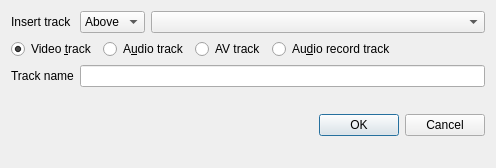
KDE/kdenlive, file src/ui/addtrack_ui.ui: the form before one commit.
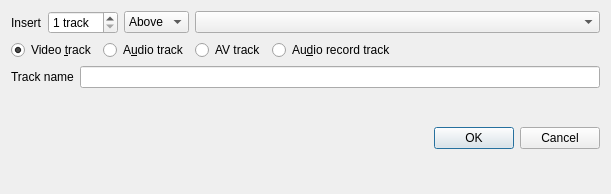
The form after the commit. Custom widgets are drawn as their Qt base class.

Commit message: Allow inserting several tracks in one step. Related to #382

Patch:
```diff
--- a/src/ui/addtrack_ui.ui
+++ b/src/ui/addtrack_ui.ui
@@ -6,39 +6,32 @@
    <rect>
     <x>0</x>
     <y>0</y>
-    <width>496</width>
-    <height>168</height>
+    <width>611</width>
+    <height>194</height>
    </rect>
   </property>
   <property name="windowTitle">
    <string>Dialog</string>
   </property>
   <layout class="QGridLayout" name="gridLayout">
-   <item row="0" column="0">
-    <widget class="QLabel" name="label">
-     <property name="text">
-      <string>Insert track</string>
-     </property>
-    </widget>
-   </item>
-   <item row="0" column="1">
-    <widget class="KComboBox" name="before_select">
+   <item row="2" column="0" colspan="4">
+    <layout class="QHBoxLayout" name="horizontalLayout_2">
      <item>
-      <property name="text">
-       <string>Above</string>
-      </property>
+      <widget class="QLabel" name="name_label">
+       <property name="text">
+        <string>Track name</string>
+       </property>
+      </widget>
      </item>
      <item>
-      <property name="text">
-       <string>Under</string>
-      </property>
+      <widget class="QLineEdit" name="track_name"/>
      </item>
-    </widget>
+    </layout>
    </item>
-   <item row="0" column="2">
+   <item row="0" column="3">
     <widget class="KComboBox" name="comboTracks"/>
    </item>
-   <item row="1" column="0" colspan="3">
+   <item row="1" column="0" colspan="4">
     <layout class="QHBoxLayout" name="horizontalLayout">
      <item>
       <widget class="QRadioButton" name="video_track">
@@ -86,17 +79,14 @@
      </item>
     </layout>
    </item>
-   <item row="2" column="0">
-    <widget class="QLabel" name="name_label">
+   <item row="0" column="0">
+    <widget class="QLabel" name="label">
      <property name="text">
-      <string>Track name</string>
+      <string>Insert</string>
      </property>
     </widget>
    </item>
-   <item row="2" column="1" colspan="2">
-    <widget class="QLineEdit" name="track_name"/>
-   </item>
-   <item row="3" column="1">
+   <item row="3" column="2">
     <spacer name="verticalSpacer">
      <property name="orientation">
       <enum>Qt::Vertical</enum>
@@ -109,7 +99,20 @@
      </property>
     </spacer>
    </item>
-   <item row="3" column="2">
+   <item row="0" column="1">
+    <widget class="QSpinBox" name="tracks_count">
+     <property name="suffix">
+      <string> track</string>
+     </property>
+     <property name="minimum">
+      <number>1</number>
+     </property>
+     <property name="value">
+      <number>1</number>
+     </property>
+    </widget>
+   </item>
+   <item row="3" column="3">
     <widget class="QDialogButtonBox" name="buttonBox">
      <property name="orientation">
       <enum>Qt::Horizontal</enum>
@@ -119,6 +122,20 @@
      </property>
     </widget>
    </item>
+   <item row="0" column="2">
+    <widget class="KComboBox" name="before_select">
+     <item>
+      <property name="text">
+       <string>Above</string>
+      </property>
+     </item>
+     <item>
+      <property name="text">
+       <string>Under</string>
+      </property>
+     </item>
+    </widget>
+   </item>
   </layout>
  </widget>
  <customwidgets>
```
Left out of the diff: 3 changed lines with no effect on the pictures. The commit also changes 3 other files.
